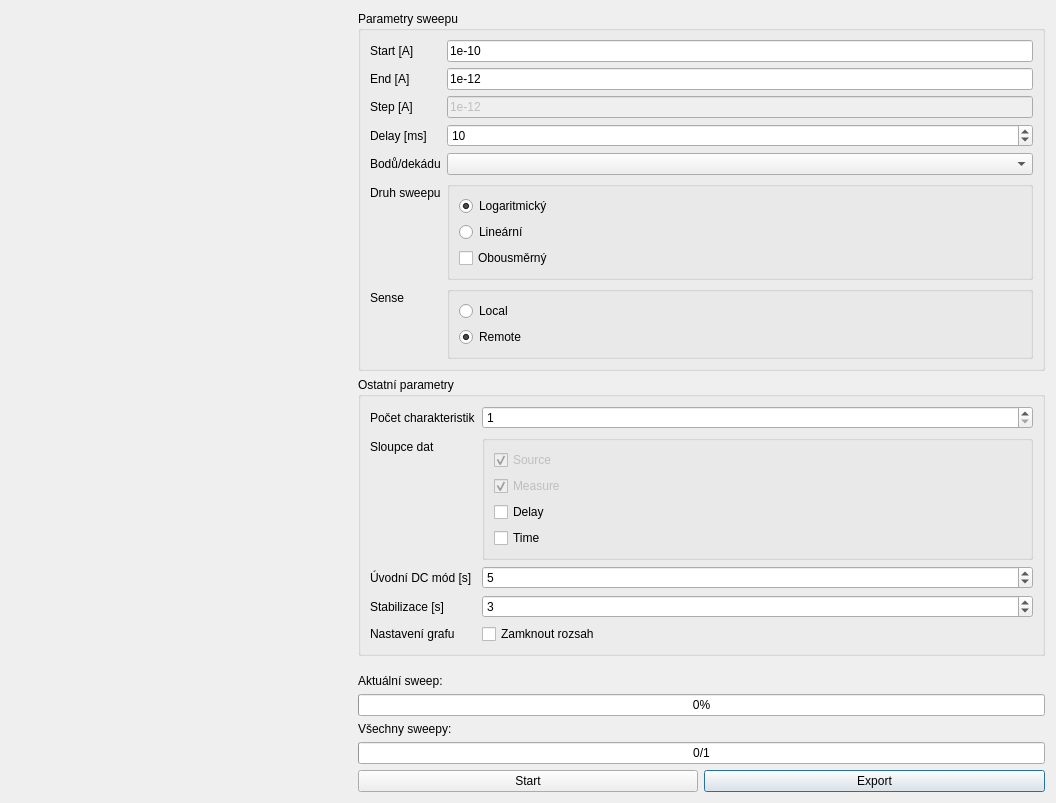
Qt form gui.ui (roesel/k237) before a commit.
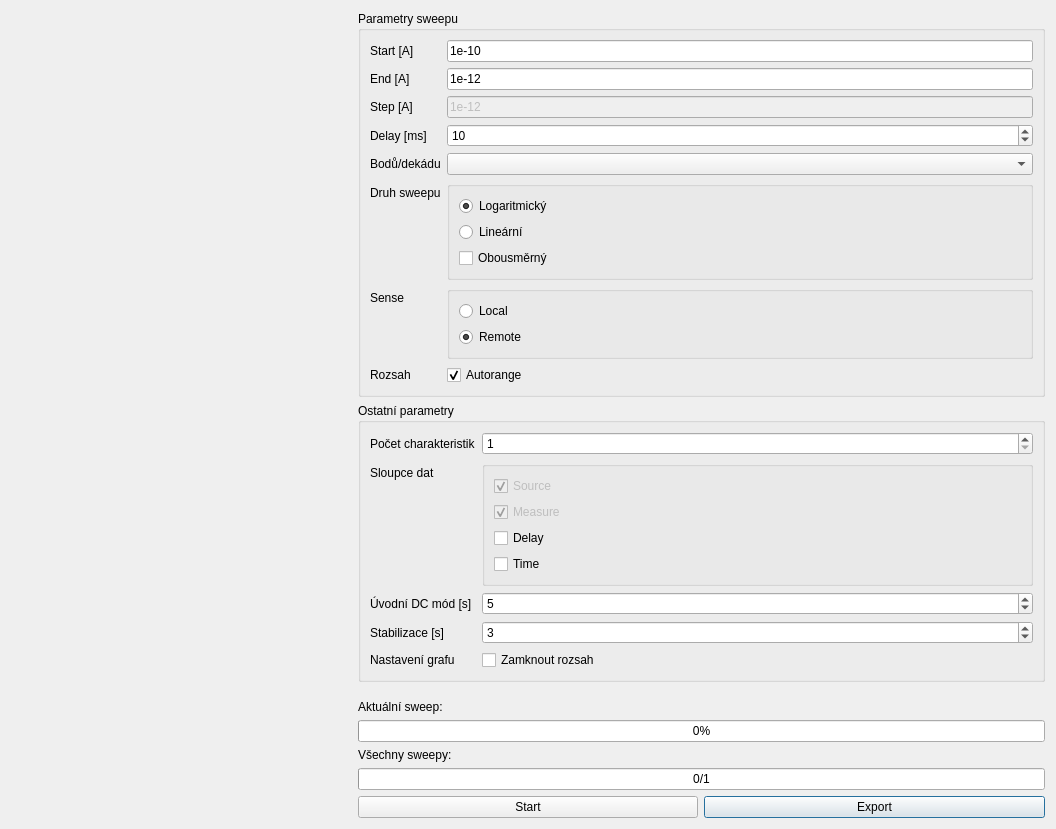
The same form after that commit. Icons and pictures are not drawn.

Commit message: Manual range / autorange option

Diff of the .ui file:
```diff
--- a/gui.ui
+++ b/gui.ui
@@ -228,6 +228,26 @@
         </layout>
        </widget>
       </item>
+      <item row="7" column="0">
+       <widget class="QLabel" name="label_15">
+        <property name="text">
+         <string>Rozsah</string>
+        </property>
+       </widget>
+      </item>
+      <item row="7" column="1">
+       <widget class="QCheckBox" name="chkAutorange">
+        <property name="text">
+         <string>Autorange</string>
+        </property>
+        <property name="checked">
+         <bool>true</bool>
+        </property>
+        <property name="tristate">
+         <bool>false</bool>
+        </property>
+       </widget>
+      </item>
      </layout>
     </widget>
    </item>
```
Left out of the diff: 14 changed lines with no effect on the pictures. The commit also changes 3 other files.
